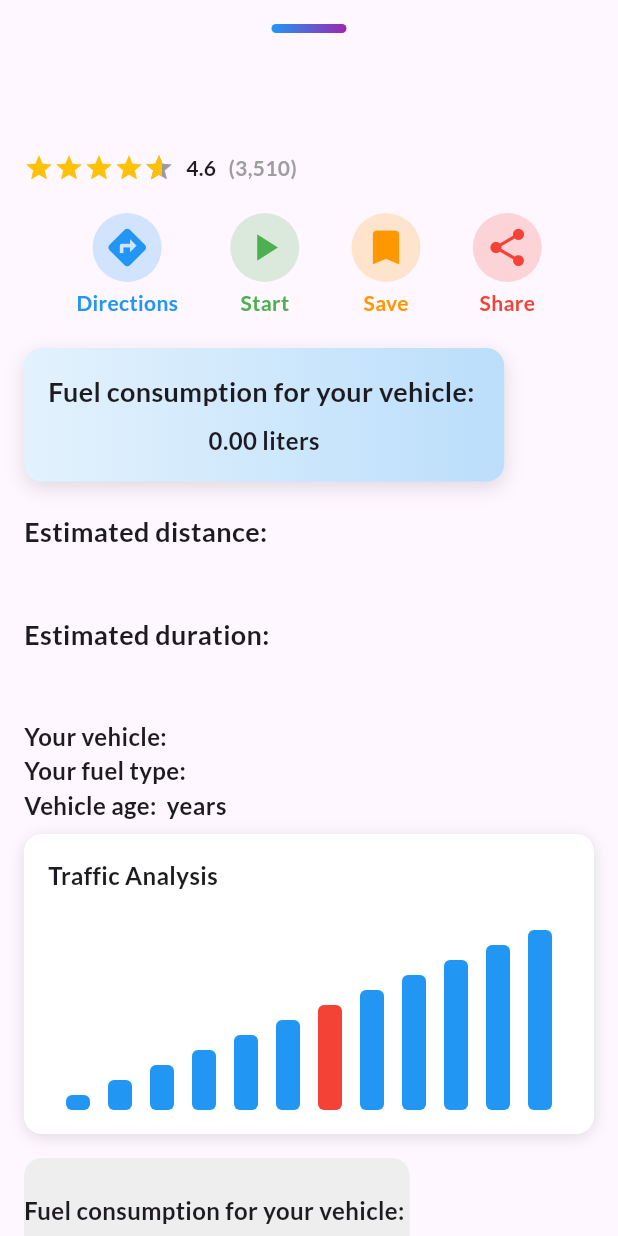
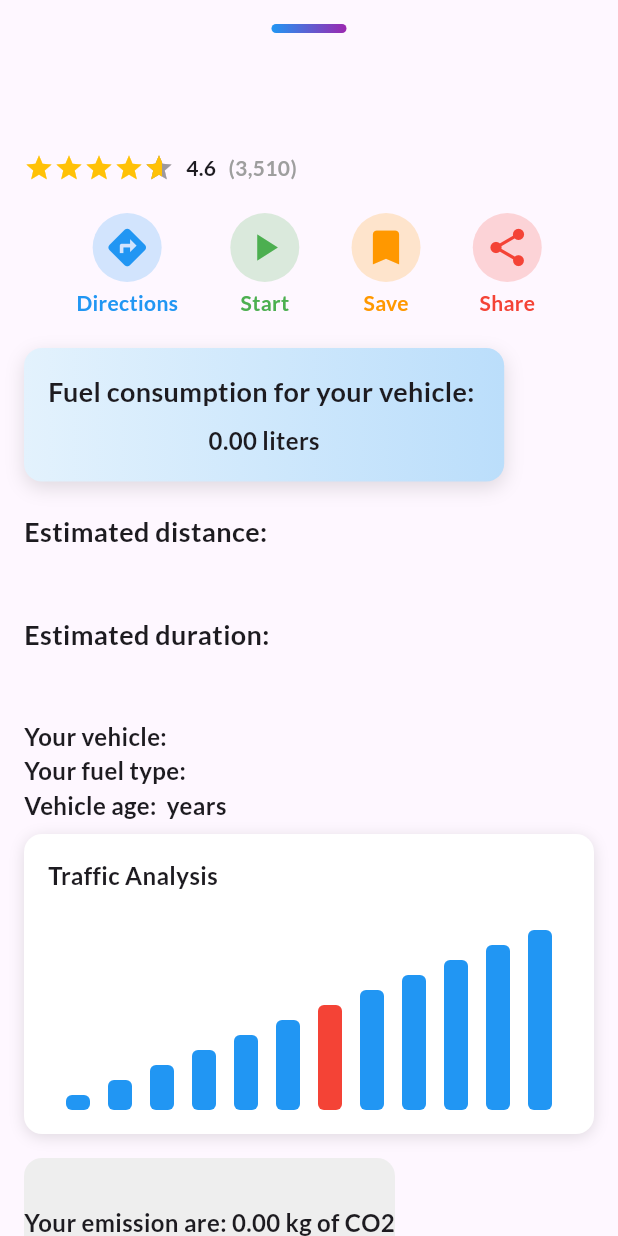
Before and after one commit to AbhishekRDJ/HackathonHub-, a Flutter app: the SlidingPanel2 widget shown alone on an empty page, opened directly with empty values, on a phone screen of 412 x 824 dp. Run offline on Flutter 3.47's test engine with Material 3 defaults, Android fonts, the phone set to English and light mode, and no system bars; drawn by our look-alikes of flutter_rating_bar; our stand-ins replace dropdown_button2, flutter_animate, flutter_svg, geocoding, geolocator, google_maps_flutter and 2 more; network calls fail.

Commit message:
emission data added

```diff
--- a/routing_app/lib/widget/sliding_panel2.dart
+++ b/routing_app/lib/widget/sliding_panel2.dart
@@ -260,17 +260,27 @@ class _SlidingPanel2State extends State<SlidingPanel2>
               child: Column(
                 mainAxisAlignment: MainAxisAlignment.center,
                 children: [
-                  Text(
-                    "Fuel consumption for your vehicle: ${widget.vehicleType}",
-                    style: TextStyle(fontSize: 16, fontWeight: FontWeight.bold),
-                  ),
+
                   SizedBox(height: 8),
                   Text(
                     widget.vehicleType == "Cycle"
                         ? "Cycles do not consume fuel."
                         // : "Estimated fuel consumption: ${(double.tryParse(widget.newdist) ?? 0 / (calculateMileage(widget.vehicleType, widget.age) > 0 ? calculateMileage(widget.vehicleType, widget.age) : 1)).toStringAsFixed(2)} liters",
-                        : widget.fuelConsumption.toString(),
+                        // : widget.fuelConsumption.toString(),
+                        : (widget.fuelType == "Petrol")
+                          ? "Your emission are: ${(widget.fuelConsumption * 2.31).toStringAsFixed(2)} kg of CO2"
+                          : (widget.fuelType == "Diesel")
+                          ? "Your emission are: ${(widget.fuelConsumption * 2.68).toStringAsFixed(2)} kg of CO2"
+                          : (widget.fuelType == "CNG")
+                          ? "Your emission are: ${(widget.fuelConsumption * 1.52).toStringAsFixed(2)} kg of CO2"
+                          : (widget.fuelType == "Electric")
+                          ? "Your emission are: ${(widget.fuelConsumption * 0.0).toStringAsFixed(2)} kg of CO2"
+                          : "Your emission are: ${(widget.fuelConsumption * 2.31).toStringAsFixed(2)} kg of CO2",
                     style: TextStyle(fontSize: 16),
+                  ),
+                  Text(
+                    " in this trip for vehicle-${widget.vehicleType} &fuel-${widget.fuelType}",
+                    style: TextStyle(fontSize: 16, fontWeight: FontWeight.bold),
                   ),
                 ],
               ),
```
